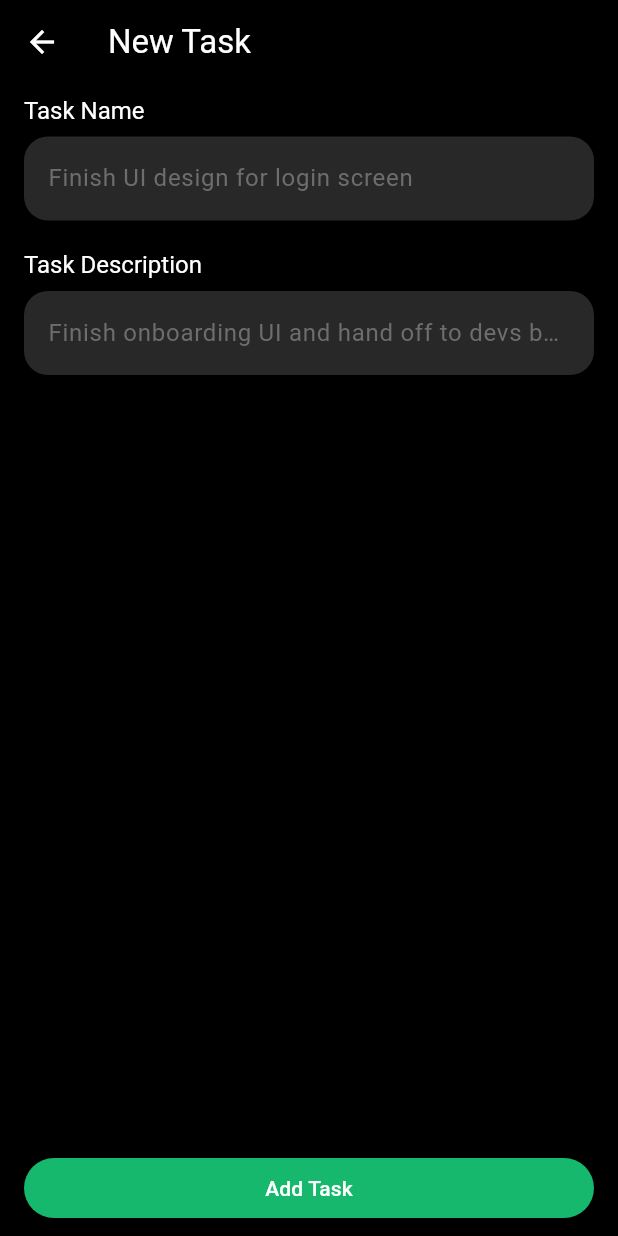
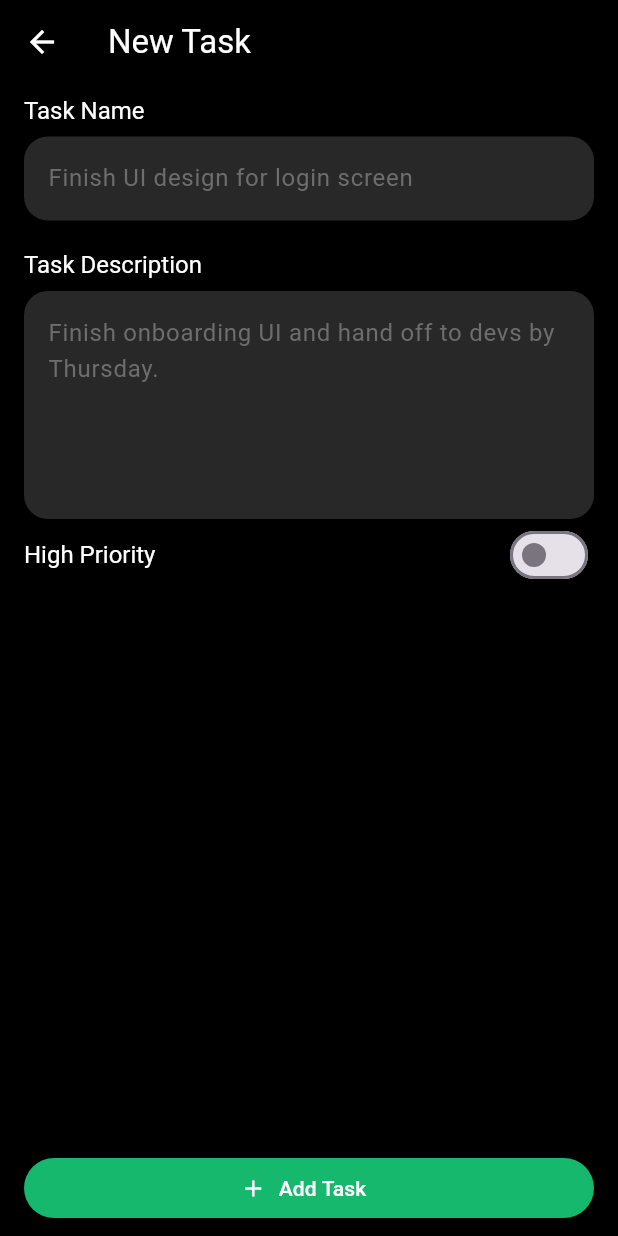
Before and after one commit to maiaboelmagde/Tasky_App, a Flutter app: the Homescreen screen opened directly, after a tap on "Add New Task", on a phone screen of 412 x 824 dp. Run offline on Flutter 3.47's test engine with Material 3 defaults, Android fonts, the phone set to English and light mode, and no system bars; our stand-ins replace flutter_svg, shared_preferences; accounts and stored records are empty; Roboto replaces fonts that are missing (Plus Jakarta Sans).

Commit message:
Use SharedPreferences to store user name locally + refactor previous code

```diff
--- /dev/null
+++ b/tasky_app/devtools_options.yaml
@@ -0,0 +1,3 @@
+description: This file stores settings for Dart & Flutter DevTools.
+documentation: https://docs.flutter.dev/tools/devtools/extensions#configure-extension-enablement-states
+extensions:
--- /dev/null
+++ b/tasky_app/lib/constants.dart
@@ -0,0 +1,3 @@
+class SharedPrefsKeys {
+  static const userName = 'TaskyUserName';
+}
--- a/tasky_app/lib/main.dart
+++ b/tasky_app/lib/main.dart
@@ -1,17 +1,24 @@
 import 'package:flutter/material.dart';
+import 'package:shared_preferences/shared_preferences.dart';
+import 'package:tasky_app/constants.dart';
+import 'package:tasky_app/screens/home_screen.dart';
 import 'package:tasky_app/screens/startup_screen.dart';
 
-void main() {
-  runApp(const MyApp());
+void main() async{
+  WidgetsFlutterBinding.ensureInitialized();
+  final SharedPreferences pref = await SharedPreferences.getInstance();
+  //pref.clear();
+  String? userName = pref.getString(SharedPrefsKeys.userName);
+  runApp( MyApp(userName: userName,));
 }
 
 class MyApp extends StatelessWidget {
-  const MyApp({super.key});
-
+  const MyApp({super.key,this.userName});
+  final String? userName;
   @override
   Widget build(BuildContext context) {
     return MaterialApp(
-      home: StartupScreen(),
+      home: userName == null? StartupScreen():Homescreen(),
       theme: ThemeData(
         fontFamily:'Plus Jakarta Sans',
         scaffoldBackgroundColor: Colors.black,
@@ -25,7 +32,6 @@
           ),
         ),
         textTheme: TextTheme(
-
           displayLarge: TextStyle(
             fontWeight: FontWeight.w400,
             fontSize: 28,
@@ -53,9 +59,10 @@
           border: OutlineInputBorder(borderRadius: BorderRadius.circular(16)),
           enabledBorder: OutlineInputBorder(
             borderRadius: BorderRadius.circular(16),
-            borderSide: BorderSide(color: Colors.transparent),
+            borderSide: BorderSide.none,
           ),
           focusedBorder: OutlineInputBorder(
+            borderRadius: BorderRadius.circular(16),
             borderSide: BorderSide(color: Color.fromRGBO(21, 184, 108, 1))
           ),
           hintStyle: TextStyle(
@@ -63,6 +70,7 @@
             fontFamily: 'Plus Jakarta Sans',
             color: Color.fromRGBO(109, 109, 109, 1),
           ),
+
           filled: true,
           fillColor: Color.fromRGBO(40, 40, 40, 1),
         ),
@@ -72,6 +80,15 @@
         appBarTheme: AppBarTheme(
           backgroundColor: Colors.black,
           foregroundColor: Colors.white
+        ),
+
+        switchTheme: SwitchThemeData(
+          trackColor: WidgetStateProperty.resolveWith((status){
+            if(status.contains(WidgetState.selected)){
+              return (Color.fromRGBO(21, 184, 108, 1));
+            }
+            return null;
+          })
         )
       ),
 
--- a/tasky_app/lib/screens/home_screen.dart
+++ b/tasky_app/lib/screens/home_screen.dart
@@ -1,9 +1,33 @@
 import 'package:flutter/material.dart';
 import 'package:flutter_svg/flutter_svg.dart';
+import 'package:shared_preferences/shared_preferences.dart';
+import 'package:tasky_app/constants.dart';
 import 'package:tasky_app/screens/new_task_screen.dart';
 
-class Homescreen extends StatelessWidget {
+
+class Homescreen extends StatefulWidget {
   const Homescreen({super.key});
+
+  @override
+  State<Homescreen> createState() => _HomescreenState();
+}
+
+class _HomescreenState extends State<Homescreen> {
+
+  String? userName=null;
+
+  @override
+  void initState(){
+    super.initState();
+    _getUserName();
+  }
+  _getUserName()async{
+    var prefs = await SharedPreferences.getInstance();
+    userName = prefs.getString(SharedPrefsKeys.userName);
+    setState(() {
+
+    });
+  }
 
   @override
   Widget build(BuildContext context) {
@@ -28,7 +52,7 @@ class Homescreen extends StatelessWidget {
                     crossAxisAlignment: CrossAxisAlignment.start,
                     children: [
                       Text(
-                        'Good Evening ,Usama ',
+                        'Good Evening ,$userName ',
                         style: Theme.of(context).textTheme.displayMedium,
                       ),
                       Text(
@@ -69,7 +93,7 @@ class Homescreen extends StatelessWidget {
         ),
       ),
 
-      floatingActionButton: Container(
+      floatingActionButton: SizedBox(
         width: 170,
         child: FloatingActionButton(
           shape: RoundedRectangleBorder(
--- a/tasky_app/lib/screens/new_task_screen.dart
+++ b/tasky_app/lib/screens/new_task_screen.dart
@@ -1,46 +1,75 @@
 import 'package:flutter/material.dart';
 
-class NewTaskScreen extends StatelessWidget {
+class NewTaskScreen extends StatefulWidget {
   const NewTaskScreen({super.key});
+
+  @override
+  State<NewTaskScreen> createState() => _NewTaskScreenState();
+}
+
+class _NewTaskScreenState extends State<NewTaskScreen> {
+  bool isHighPtiority = false;
 
   @override
   Widget build(BuildContext context) {
     return Scaffold(
-      appBar: AppBar(
-        title: Text('New Task'),
-      ),
+      appBar: AppBar(title: Text('New Task')),
       body: Padding(
         padding: const EdgeInsets.symmetric(vertical: 8.0, horizontal: 16),
         child: Column(
           crossAxisAlignment: CrossAxisAlignment.start,
           children: [
-
-            Text('Task Name ', style: Theme.of(context).textTheme.displayMedium),
-            SizedBox(
-              height: 8,
+            Text(
+              'Task Name ',
+              style: Theme.of(context).textTheme.displayMedium,
             ),
+            SizedBox(height: 8),
             TextField(
               decoration: InputDecoration(
                 hintText: 'Finish UI design for login screen',
               ),
             ),
-            SizedBox(
-              height: 20,
+            SizedBox(height: 20),
+            Text(
+              'Task Description ',
+              style: Theme.of(context).textTheme.displayMedium,
             ),
-            Text('Task Description ', style: Theme.of(context).textTheme.displayMedium),
-            SizedBox(
-              height: 8,
-            ),
+            SizedBox(height: 8),
             TextField(
+              minLines: 5,
+              maxLines: 6,
               decoration: InputDecoration(
-                hintText: 'Finish onboarding UI and hand off to devs by Thursday.',
+                hintText:
+                    'Finish onboarding UI and hand off to devs by Thursday.',
               ),
             ),
-            Spacer(flex: 1,),
+            Row(
+              children: [
+                Text(
+                  'High Priority ',
+                  style: Theme.of(context).textTheme.displayMedium,
+                ),
+                Spacer(flex: 1),
+                Switch(
+                  value: isHighPtiority,
+                  onChanged: (value) {
+                    setState(() {
+                      isHighPtiority = value;
+                    });
+                  },
+                ),
+              ],
+            ),
+
+            Spacer(flex: 1),
             Container(
               width: double.infinity,
-              child: ElevatedButton(onPressed: (){}, child: Text('Add Task')))
-
+              child: ElevatedButton.icon(
+                onPressed: () {},
+                label: Text('Add Task'),
+                icon: Icon(Icons.add),
+              ),
+            ),
           ],
         ),
       ),
--- a/tasky_app/pubspec.yaml
+++ b/tasky_app/pubspec.yaml
@@ -30,6 +30,7 @@ environment:
 dependencies:
   flutter:
     sdk: flutter
+  shared_preferences: ^2.2.2
 
   # The following adds the Cupertino Icons font to your application.
   # Use with the CupertinoIcons class for iOS style icons.
```
Also changed, not shown: tasky_app/lib/screens/startup_screen.dart (+40 -7 lines), tasky_app/pubspec.lock, 1 other file.
